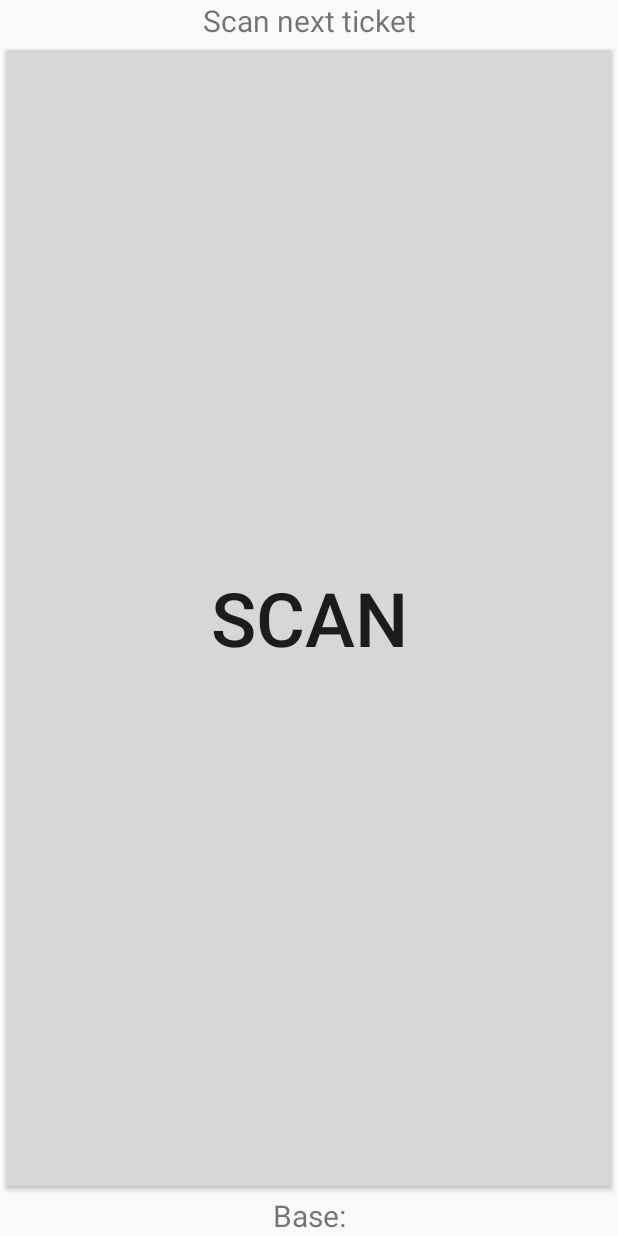
After one commit to kroQ/TicketScannerAndroid, an Android app: the layout activity_scan.xml on its own in the app's theme, with its tools: preview values and no code run, on a phone screen of 412 x 824 dp. The commit adds this screen. Run offline under Robolectric (Android 15) with nearby library versions, the phone set to English and light mode, and no system bars.

Commit message:
Add activity scan, add getEventIdTask

```diff
--- a/app/src/main/AndroidManifest.xml
+++ b/app/src/main/AndroidManifest.xml
@@ -8,7 +8,6 @@
         android:icon="@mipmap/ic_launcher"
         android:label="@string/app_name"
         android:roundIcon="@mipmap/ic_launcher_round"
-        android:supportsRtl="true"
         android:theme="@style/AppTheme">
         <activity
             android:name=".LoginActivity"
@@ -21,8 +20,9 @@
         </activity>
         <activity
             android:name=".RegisterActivity"
-            android:label="@string/app_name"
-            android:screenOrientation="portrait" />
+            android:label="@string/create_account"
+            android:parentActivityName=".LoginActivity"
+            android:screenOrientation="portrait"/>
         <activity
             android:name=".HeadquartersActivity"
             android:label="@string/app_name"
--- a/app/src/main/res/layout/activity_register.xml
+++ b/app/src/main/res/layout/activity_register.xml
@@ -1,7 +1,9 @@
 <?xml version="1.0" encoding="utf-8"?>
 <RelativeLayout xmlns:android="http://schemas.android.com/apk/res/android"
     android:layout_width="match_parent"
-    android:layout_height="match_parent">
+    android:layout_height="match_parent"
+    xmlns:tools="http://schemas.android.com/tools"
+    tools:context="com.krok.ticketscanner.RegisterActivity">
 
     <!-- Login progress -->
     <ProgressBar
--- /dev/null
+++ b/app/src/main/res/layout/activity_scan.xml
@@ -0,0 +1,32 @@
+<?xml version="1.0" encoding="utf-8"?>
+<LinearLayout xmlns:android="http://schemas.android.com/apk/res/android"
+    android:layout_width="match_parent"
+    android:layout_height="match_parent"
+    android:orientation="vertical">
+
+    <TextView
+        android:id="@+id/tvScanNext"
+        android:layout_width="match_parent"
+        android:layout_height="wrap_content"
+        android:gravity="center"
+        android:text="@string/scan_next"
+        android:textSize="20sp" />
+
+    <Button
+        android:id="@+id/btScanuj"
+        android:layout_width="match_parent"
+        android:layout_height="match_parent"
+        android:layout_weight="1"
+        android:onClick="onClickBtSkanuj"
+        android:text="@string/scan"
+        android:textSize="50sp" />
+
+    <TextView
+        android:id="@+id/tvBaza"
+        android:layout_width="match_parent"
+        android:layout_height="wrap_content"
+        android:gravity="center"
+        android:text="@string/base"
+        android:textSize="20sp" />
+
+</LinearLayout>
```
Also changed, not shown: app/src/main/java/com/krok/ticketscanner/ConstantsHolder.java (+13 -5 lines), app/src/main/java/com/krok/ticketscanner/HeadquartersActivity.java (+92 -28 lines), app/src/main/java/com/krok/ticketscanner/LoginActivity.java (+20 -27 lines), app/src/main/java/com/krok/ticketscanner/RegisterActivity.java (+32 -12 lines), app/src/main/res/values/strings.xml (+43 -28 lines).
